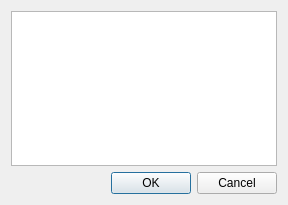
This is ui/connections.ui in AeroNotix/freepoint as Qt 5 draws it before an edit. The edited form follows.
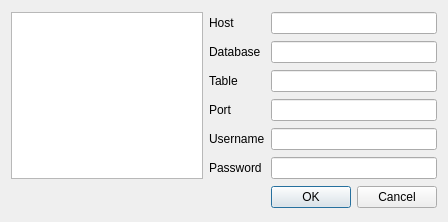
This is the edited form.

Commit message: Fixed bug where if you delete the config file it throws errors

What changed in the file:
```diff
--- a/ui/connections.ui
+++ b/ui/connections.ui
@@ -6,18 +6,96 @@
    <rect>
     <x>0</x>
     <y>0</y>
-    <width>288</width>
-    <height>205</height>
+    <width>448</width>
+    <height>222</height>
    </rect>
   </property>
   <property name="windowTitle">
    <string>Dialog</string>
   </property>
   <layout class="QGridLayout" name="gridLayout">
-   <item row="0" column="0" rowspan="2">
+   <item row="0" column="0" rowspan="6">
     <widget class="QListWidget" name="listWidget"/>
    </item>
-   <item row="2" column="0">
+   <item row="0" column="1">
+    <widget class="QLabel" name="label">
+     <property name="text">
+      <string>Host</string>
+     </property>
+     <property name="buddy">
+      <cstring>lineEdit</cstring>
+     </property>
+    </widget>
+   </item>
+   <item row="0" column="2">
+    <widget class="QLineEdit" name="lineEdit"/>
+   </item>
+   <item row="1" column="1">
+    <widget class="QLabel" name="label_2">
+     <property name="text">
+      <string>Database</string>
+     </property>
+     <property name="buddy">
+      <cstring>lineEdit_2</cstring>
+     </property>
+    </widget>
+   </item>
+   <item row="1" column="2">
+    <widget class="QLineEdit" name="lineEdit_2"/>
+   </item>
+   <item row="2" column="1">
+    <widget class="QLabel" name="label_3">
+     <property name="text">
+      <string>Table</string>
+     </property>
+     <property name="buddy">
+      <cstring>lineEdit_3</cstring>
+     </property>
+    </widget>
+   </item>
+   <item row="2" column="2">
+    <widget class="QLineEdit" name="lineEdit_3"/>
+   </item>
+   <item row="3" column="1">
+    <widget class="QLabel" name="label_4">
+     <property name="text">
+      <string>Port</string>
+     </property>
+     <property name="buddy">
+      <cstring>lineEdit_4</cstring>
+     </property>
+    </widget>
+   </item>
+   <item row="3" column="2">
+    <widget class="QLineEdit" name="lineEdit_4"/>
+   </item>
+   <item row="4" column="1">
+    <widget class="QLabel" name="label_5">
+     <property name="text">
+      <string>Username</string>
+     </property>
+     <property name="buddy">
+      <cstring>lineEdit_5</cstring>
+     </property>
+    </widget>
+   </item>
+   <item row="4" column="2">
+    <widget class="QLineEdit" name="lineEdit_5"/>
+   </item>
+   <item row="5" column="1">
+    <widget class="QLabel" name="label_6">
+     <property name="text">
+      <string>Password</string>
+     </property>
+     <property name="buddy">
+      <cstring>lineEdit_6</cstring>
+     </property>
+    </widget>
+   </item>
+   <item row="5" column="2">
+    <widget class="QLineEdit" name="lineEdit_6"/>
+   </item>
+   <item row="6" column="2">
     <widget class="QDialogButtonBox" name="buttonBox">
      <property name="orientation">
       <enum>Qt::Horizontal</enum>
```
The commit also changes 1 other file.
